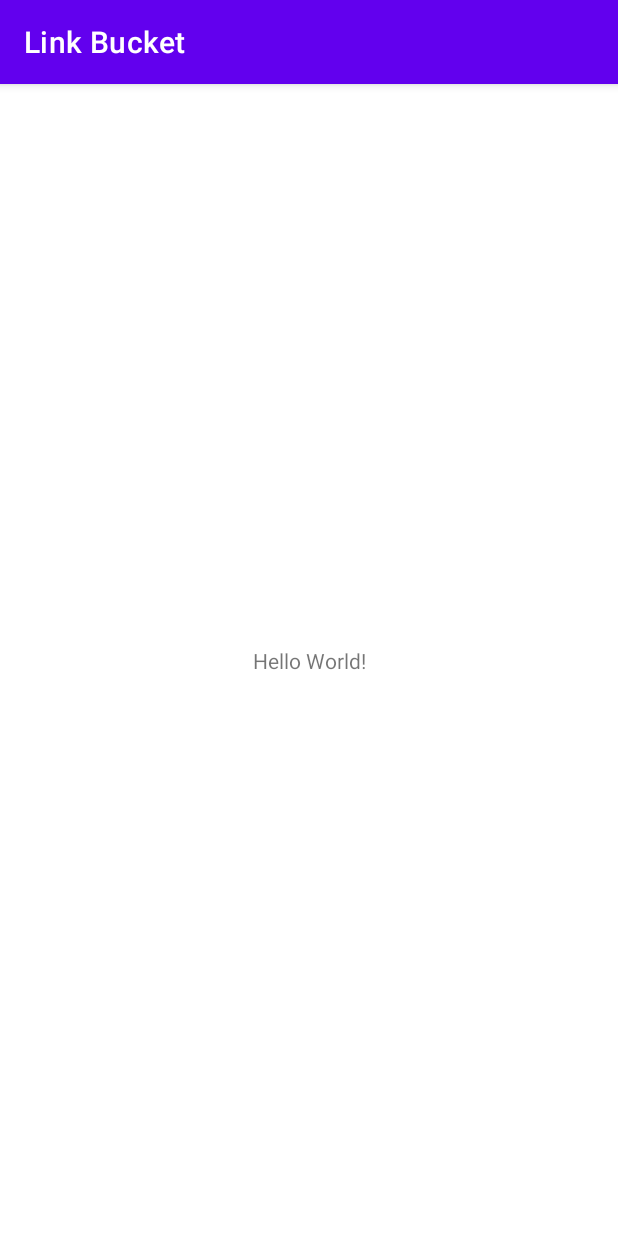
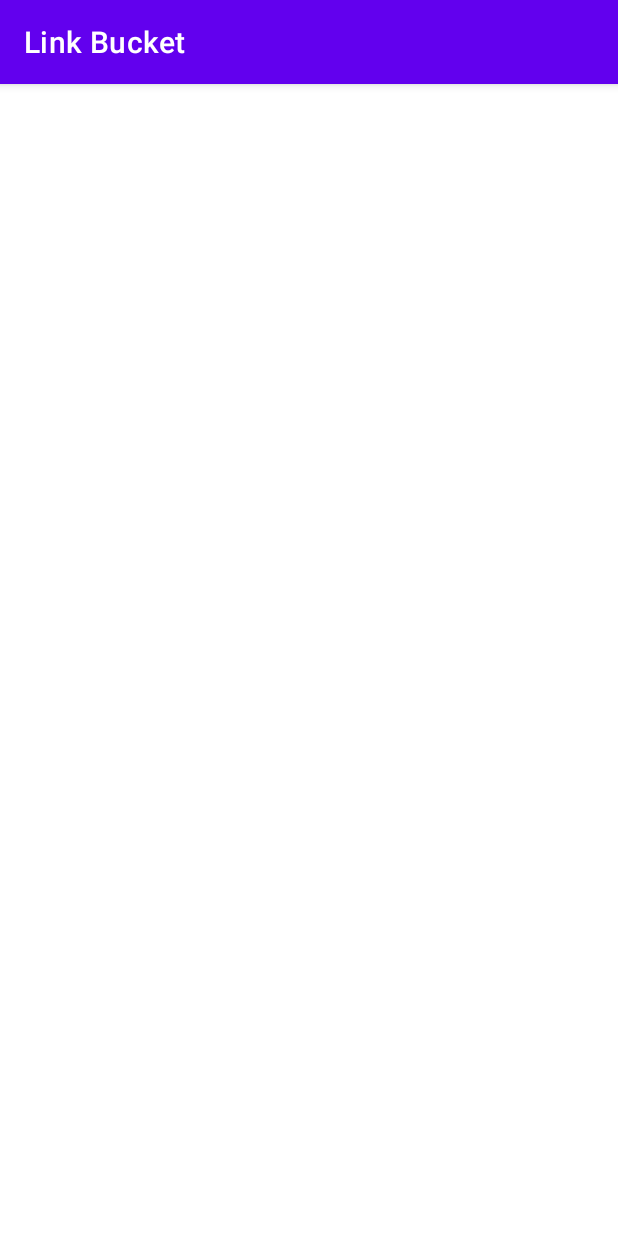
Before and after one commit to chydee/link-bucket-android, an Android app: the screen it shows after launch (MainActivity before the commit, BaseActivity after it), on a phone screen of 412 x 824 dp. Run offline under Robolectric (Android 15) with nearby library versions, the phone set to English and light mode, and no system bars.

Commit message:
setup Base class for the AppCompat activity class, created constants object for the App Constants setup BucketApp (an application class for the App) created AccountActivity for the user sign in and sign up added Body class for handle error body and added Result wrapper class

```diff
--- a/app/src/main/AndroidManifest.xml
+++ b/app/src/main/AndroidManifest.xml
@@ -10,7 +10,10 @@
         android:supportsRtl="true"
         android:theme="@style/Theme.LinkBucket">
         <activity
-            android:name=".MainActivity"
+            android:name=".AccountActivity"
+            android:exported="false" />
+        <activity
+            android:name=".BaseActivity"
             android:exported="true">
             <intent-filter>
                 <action android:name="android.intent.action.MAIN" />
--- a/app/src/main/java/com/hoodlums/linkbucket/MainActivity.kt
+++ b/app/src/main/java/com/hoodlums/linkbucket/AccountActivity.kt
@@ -1,11 +1,11 @@
 package com.hoodlums.linkbucket
 
+import android.os.Bundle
 import androidx.appcompat.app.AppCompatActivity
-import android.os.Bundle
 
-class MainActivity : AppCompatActivity() {
+class AccountActivity : AppCompatActivity() {
     override fun onCreate(savedInstanceState: Bundle?) {
         super.onCreate(savedInstanceState)
-        setContentView(R.layout.activity_main)
+        setContentView(R.layout.activity_account)
     }
 }
--- /dev/null
+++ b/app/src/main/java/com/hoodlums/linkbucket/core/BucketApp.kt
@@ -0,0 +1,3 @@
+package com.hoodlums.linkbucket.core
+
+class BucketApp
--- a/app/src/main/res/layout/activity_main.xml
+++ /dev/null
@@ -1,18 +0,0 @@
-<?xml version="1.0" encoding="utf-8"?>
-<androidx.constraintlayout.widget.ConstraintLayout xmlns:android="http://schemas.android.com/apk/res/android"
-    xmlns:app="http://schemas.android.com/apk/res-auto"
-    xmlns:tools="http://schemas.android.com/tools"
-    android:layout_width="match_parent"
-    android:layout_height="match_parent"
-    tools:context=".MainActivity">
-
-    <TextView
-        android:layout_width="wrap_content"
-        android:layout_height="wrap_content"
-        android:text="Hello World!"
-        app:layout_constraintBottom_toBottomOf="parent"
-        app:layout_constraintLeft_toLeftOf="parent"
-        app:layout_constraintRight_toRightOf="parent"
-        app:layout_constraintTop_toTopOf="parent" />
-
-</androidx.constraintlayout.widget.ConstraintLayout>
```
Also changed, not shown: app/src/main/java/com/hoodlums/linkbucket/BaseActivity.kt (added, +112 -0 lines), app/src/main/java/com/hoodlums/linkbucket/core/Body.kt (added, +16 -0 lines), app/src/main/java/com/hoodlums/linkbucket/core/Result.kt (added, +10 -0 lines), app/src/main/java/com/hoodlums/linkbucket/core/constants/BucketConstants.kt (added, +11 -0 lines), app/src/main/res/layout/activity_account.xml (added, +8 -0 lines).
